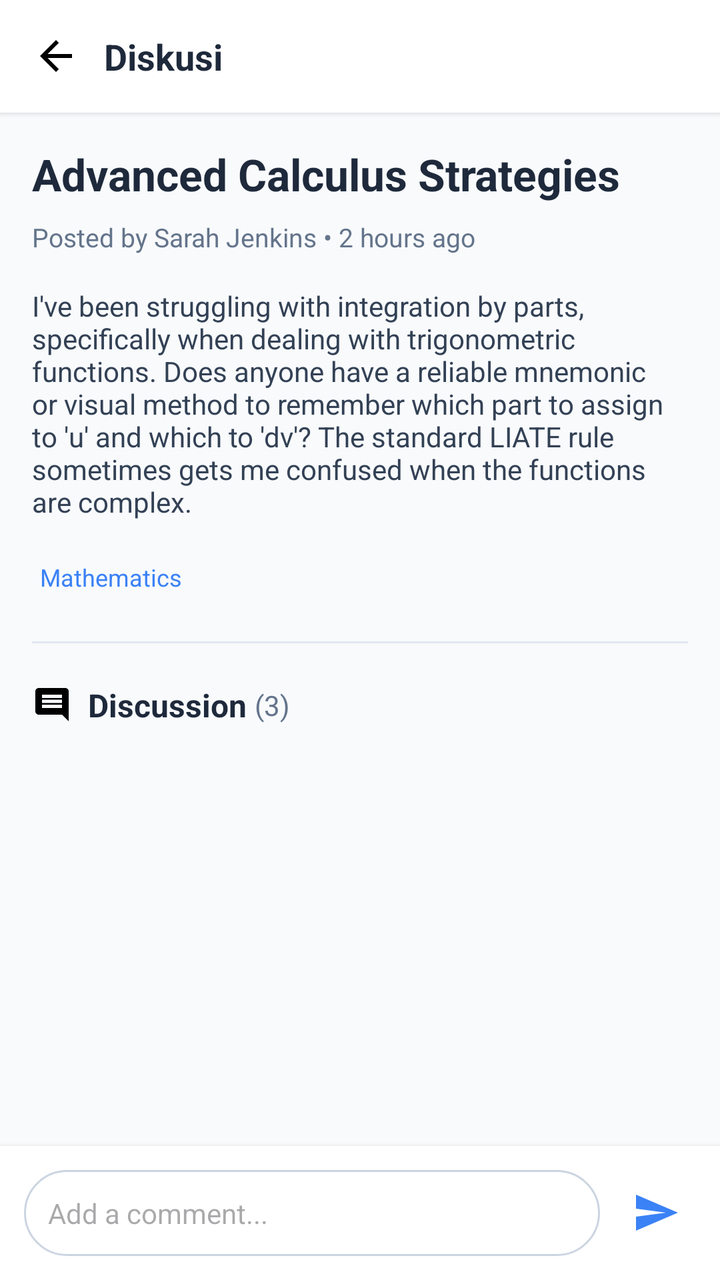
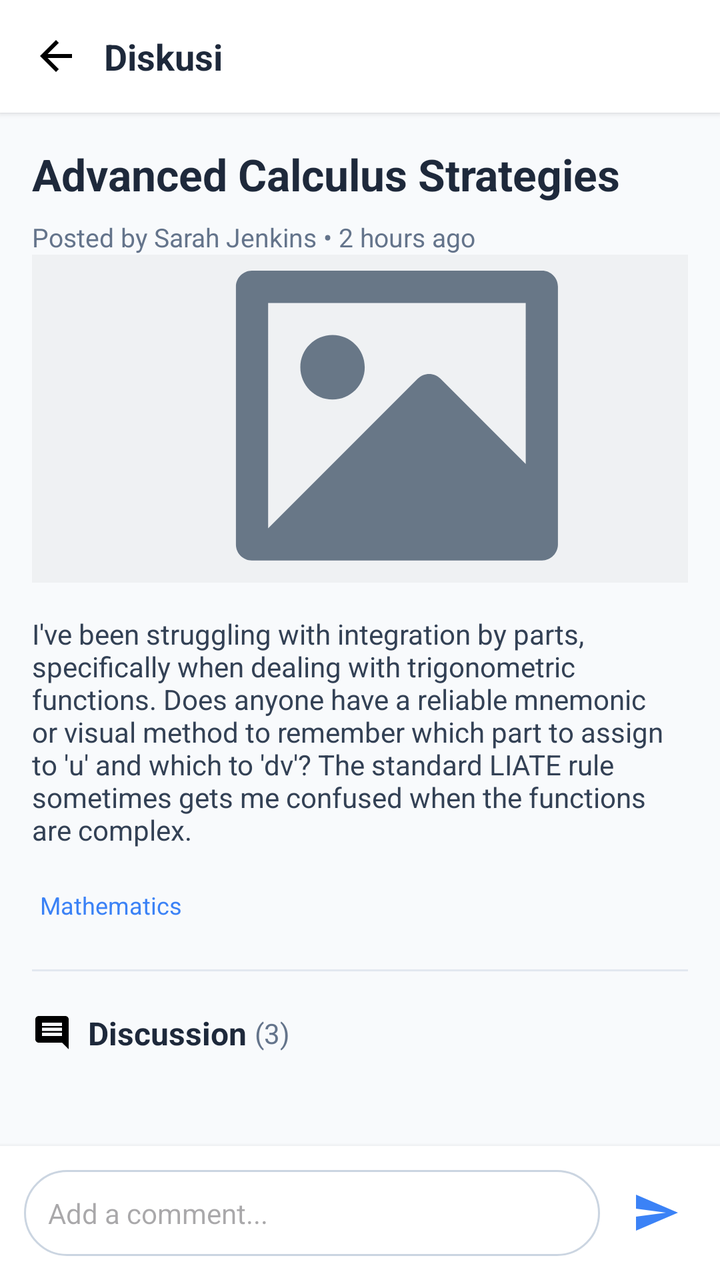

An Android layout rendered at two revisions. The XML below is the earlier revision; the diff shows what the commit changed to produce the second picture.
<!-- AndroidManifest.xml: application theme Theme.Edushare -->
<!-- res/layout/activity_comment.xml -->
<?xml version="1.0" encoding="utf-8"?>
<LinearLayout xmlns:android="http://schemas.android.com/apk/res/android"
    xmlns:app="http://schemas.android.com/apk/res-auto"
    xmlns:tools="http://schemas.android.com/tools"
    android:id="@+id/main"
    android:layout_width="match_parent"
    android:layout_height="match_parent"
    android:orientation="vertical"
    android:background="#F8FAFC">

    
    <LinearLayout
        android:layout_width="match_parent"
        android:layout_height="wrap_content"
        android:orientation="horizontal"
        android:gravity="center_vertical"
        android:padding="16dp"
        android:background="#FFFFFF"
        android:elevation="2dp">

        <ImageView
            android:id="@+id/ivBack"
            android:layout_width="24dp"
            android:layout_height="24dp"
            android:src="@drawable/ic_back" />

        <TextView
            android:layout_width="0dp"
            android:layout_height="wrap_content"
            android:layout_weight="1"
            android:text="Diskusi"
            android:textSize="18sp"
            android:textStyle="bold"
            android:textColor="#1E293B"
            android:layout_marginStart="12dp" />


    </LinearLayout>

    
    <androidx.core.widget.NestedScrollView
        android:layout_width="match_parent"
        android:layout_height="0dp"
        android:layout_weight="1"
        android:fillViewport="true">

        <LinearLayout
            android:layout_width="match_parent"
            android:layout_height="wrap_content"
            android:orientation="vertical"
            android:padding="16dp">


            
            <TextView
                android:id="@+id/tvPostTitle"
                android:layout_width="wrap_content"
                android:layout_height="wrap_content"
                android:text="Advanced Calculus Strategies"
                android:textSize="22sp"
                android:textStyle="bold"
                android:textColor="#1E293B" />

            
            <TextView
                android:id="@+id/tvPostMeta"
                android:layout_width="wrap_content"
                android:layout_height="wrap_content"
                android:text="Posted by Sarah Jenkins • 2 hours ago"
                android:textSize="13sp"
                android:textColor="#64748B"
                android:layout_marginTop="8dp" />

            
            <TextView
                android:id="@+id/tvPostContent"
                android:layout_width="wrap_content"
                android:layout_height="wrap_content"
                android:text="I've been struggling with integration by parts, specifically when dealing with trigonometric functions. Does anyone have a reliable mnemonic or visual method to remember which part to assign to 'u' and which to 'dv'? The standard LIATE rule sometimes gets me confused when the functions are complex."
                android:textSize="14sp"
                android:textColor="#334155"
                android:layout_marginTop="16dp" />

            
            <LinearLayout
                android:layout_width="match_parent"
                android:layout_height="wrap_content"
                android:orientation="horizontal"
                android:layout_marginTop="16dp">

                <TextView
                    android:id="@+id/tvMapel"
                    android:layout_width="wrap_content"
                    android:layout_height="wrap_content"
                    android:text="Mathematics"
                    android:padding="4dp"
                    android:textSize="12sp"
                    android:textColor="#3B82F6"/>
            </LinearLayout>

            
            <View
                android:layout_width="match_parent"
                android:layout_height="1dp"
                android:background="#E2E8F0"
                android:layout_marginVertical="20dp" />

            
            <LinearLayout
                android:layout_width="match_parent"
                android:layout_height="wrap_content"
                android:orientation="horizontal"
                android:gravity="center_vertical"
                android:layout_marginBottom="16dp">

                <ImageView
                    android:layout_width="20dp"
                    android:layout_height="20dp"
                    android:src="@drawable/ic_chat"/>

                <TextView
                    android:layout_width="wrap_content"
                    android:layout_height="wrap_content"
                    android:text="Discussion"
                    android:textSize="16sp"
                    android:textStyle="bold"
                    android:textColor="#1E293B"
                    android:layout_marginStart="8dp" />

                <TextView
                    android:id="@+id/tvCommentCount"
                    android:layout_width="wrap_content"
                    android:layout_height="wrap_content"
                    android:text="(3)"
                    android:textSize="14sp"
                    android:textColor="#64748B"
                    android:layout_marginStart="4dp" />

            </LinearLayout>

            <androidx.recyclerview.widget.RecyclerView
                android:id="@+id/recyclerViewComments"
                android:layout_width="match_parent"
                android:layout_height="wrap_content"
                android:nestedScrollingEnabled="false"
                android:layout_marginTop="8dp"
                android:layout_marginBottom="16dp"
                app:layoutManager="androidx.recyclerview.widget.LinearLayoutManager" />

        </LinearLayout>

    </androidx.core.widget.NestedScrollView>

    
    <LinearLayout
        android:layout_width="match_parent"
        android:layout_height="wrap_content"
        android:orientation="horizontal"
        android:gravity="center_vertical"
        android:padding="12dp"
        android:background="#FFFFFF"
        android:elevation="4dp">

        <EditText
            android:id="@+id/etAddComment"
            android:layout_width="0dp"
            android:layout_height="wrap_content"
            android:layout_weight="1"
            android:hint="Add a comment..."
            android:background="@drawable/bg_comment"
            android:padding="12dp"
            android:textSize="14sp" />

        <ImageView
            android:id="@+id/ivSendComment"
            android:layout_width="40dp"
            android:layout_height="40dp"
            android:src="@drawable/ic_send"
            android:padding="8dp"
            android:layout_marginStart="8dp" />

    </LinearLayout>
</LinearLayout>
<!-- resources referenced by this layout -->
<resources>
  <!-- drawable bg_comment (drawable) -->
  <?xml version="1.0" encoding="utf-8"?>
  <shape xmlns:android="http://schemas.android.com/apk/res/android">
  
      
      <solid android:color="#FFFFFF" />
  
      
      <corners android:radius="32dp" />
  
      
      <stroke
          android:width="1dp"
          android:color="#CBD5E1" />
  
      
      <padding
          android:left="4dp"
          android:top="4dp"
          android:right="4dp"
          android:bottom="4dp" />
  
  </shape>
  <!-- drawable ic_back (drawable) -->
  <vector xmlns:android="http://schemas.android.com/apk/res/android"
      android:width="24dp"
      android:height="24dp"
      android:viewportWidth="24"
      android:viewportHeight="24">
      <path
          android:fillColor="#000000"
          android:pathData="M20,11H7.83l5.59,-5.59L12,4l-8,8 8,8 1.41,-1.41L7.83,13H20v-2z"/>
  </vector>
  <!-- drawable ic_chat (drawable) -->
  <vector xmlns:android="http://schemas.android.com/apk/res/android"
      android:width="24dp"
      android:height="24dp"
      android:viewportWidth="24"
      android:viewportHeight="24">
      <path
          android:fillColor="#000000"
          android:pathData="M20,2L4,2c-1.1,0 -2,0.9 -2,2v12c0,1.1 0.9,2 2,2h14l4,4L22,4c0,-1.1 -0.9,-2 -2,-2zM18,14L6,14v-2h12v2zM18,11L6,11L6,9h12v2zM18,8L6,8L6,6h12v2z"/>
  </vector>
  <!-- drawable ic_send (drawable) -->
  <?xml version="1.0" encoding="utf-8"?>
  <vector xmlns:android="http://schemas.android.com/apk/res/android"
      android:width="24dp"
      android:height="24dp"
      android:viewportWidth="24"
      android:viewportHeight="24">
      <path
          android:fillColor="#3B82F6"
          android:pathData="M2.01,21L23,12 2.01,3 2,10l15,2 -15,2z"/>
  </vector>
  <style name="Theme.Edushare" parent="Base.Theme.Edushare" />
  <style name="Base.Theme.Edushare" parent="Theme.Material3.DayNight.NoActionBar">
          
          
      </style>
</resources>

<!-- the commit's change to res/layout/activity_comment.xml (unified diff, before → after) -->
@@ -70,6 +70,17 @@
                 android:textSize="13sp"
                 android:textColor="#64748B"
                 android:layout_marginTop="8dp" />
+
+            <ImageView
+                android:id="@+id/ivThumbnail"
+                android:layout_width="368dp"
+                android:layout_height="164dp"
+                android:background="#E0E0E0"
+                android:scaleType="centerCrop"
+                android:src="@drawable/image_placeholder"
+                app:layout_constraintEnd_toEndOf="parent"
+                app:layout_constraintStart_toStartOf="parent"
+                app:layout_constraintTop_toTopOf="parent" />
 
             
             <TextView
<!-- resource entries referenced after the edit -->
@@ -54,6 +54,20 @@
           android:fillColor="#3B82F6"
           android:pathData="M2.01,21L23,12 2.01,3 2,10l15,2 -15,2z"/>
   </vector>
+  <!-- drawable image_placeholder (drawable) -->
+  <vector xmlns:android="http://schemas.android.com/apk/res/android"
+      android:width="800dp"
+      android:height="800dp"
+      android:viewportWidth="120"
+      android:viewportHeight="120">
+    <path
+        android:pathData="M0,0h120v120h-120z"
+        android:fillColor="#EFF1F3"/>
+    <path
+        android:pathData="M33.25,38.48C33.26,37.05 34.42,35.89 35.85,35.88H83.15C84.58,35.88 85.75,37.04 85.75,38.48V80.52C85.74,81.95 84.58,83.11 83.15,83.13H35.85C34.42,83.12 33.25,81.96 33.25,80.52V38.48ZM80.5,41.13H38.5V77.88L62.89,53.48C63.92,52.45 65.58,52.45 66.6,53.48L80.5,67.4V41.13ZM43.75,51.62C43.75,54.52 46.1,56.87 49,56.87C51.9,56.87 54.25,54.52 54.25,51.62C54.25,48.73 51.9,46.37 49,46.37C46.1,46.37 43.75,48.73 43.75,51.62Z"
+        android:fillColor="#687787"
+        android:fillType="evenOdd"/>
+  </vector>
   <style name="Theme.Edushare" parent="Base.Theme.Edushare" />
   <style name="Base.Theme.Edushare" parent="Theme.Material3.DayNight.NoActionBar">
           
